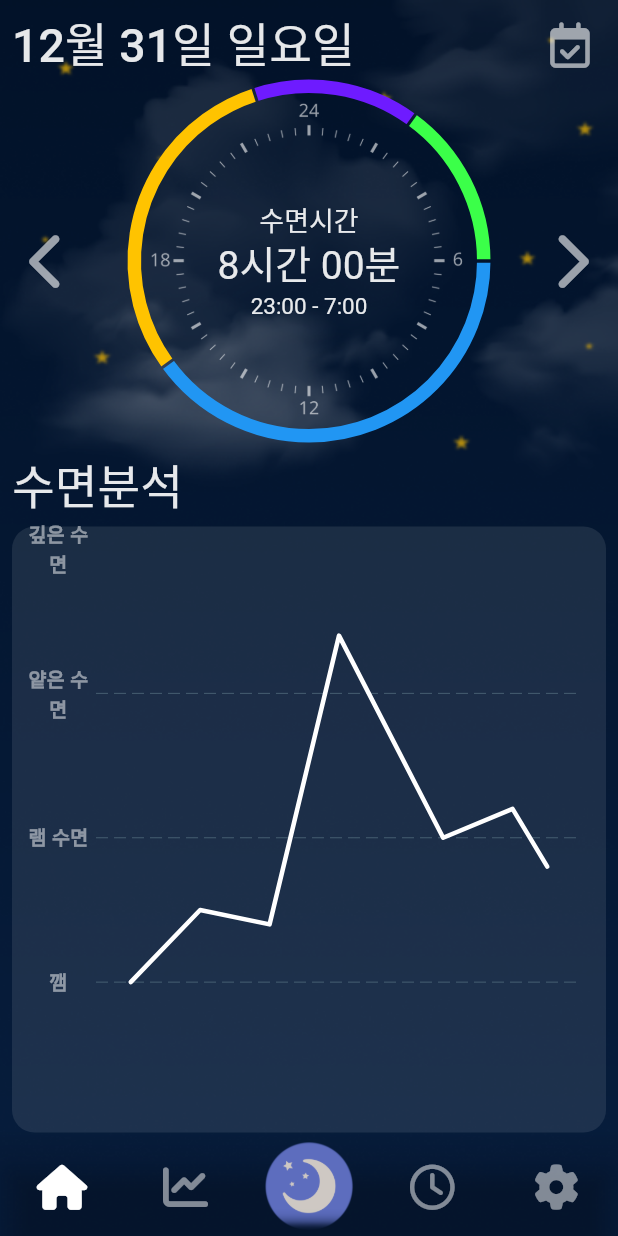
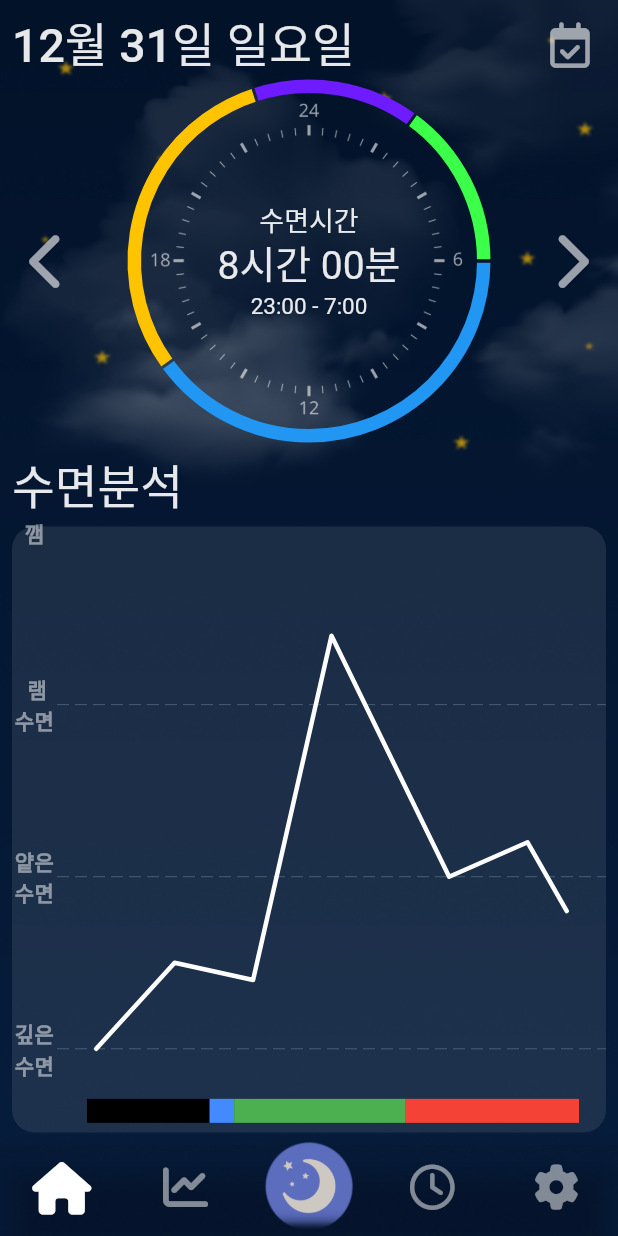
Before and after one commit to sangzai/YOUNGGLE, a Flutter app: the screen it shows after launch, on a phone screen of 412 x 824 dp. Run offline on Flutter 3.47's test engine with Material 3 defaults, Android fonts, the phone set to English and light mode, and no system bars; drawn by our look-alikes of fl_chart; our stand-ins replace font_awesome_flutter, get; Roboto replaces fonts that are missing (Pretendard); project files that could hold a hidden picture were left out.

Commit message:
홈 화면 라인차트 구성 중 2

```diff
--- /dev/null
+++ b/apill_app/lib/screen/homepage/barchart_practice.dart
@@ -0,0 +1,63 @@
+import 'package:flutter/material.dart';
+
+class HorizontalBarChart extends StatelessWidget {
+  const HorizontalBarChart({Key? key}) : super(key: key);
+
+  @override
+  Widget build(BuildContext context) {
+    List<Map<String, dynamic>> chartData = [
+      {
+        "units": 50,
+        "color": Colors.black,
+      },
+      {
+        "units": 10,
+        "color": Colors.blueAccent,
+      },
+      {
+        "units": 70,
+        "color": Colors.green,
+      },
+      {
+        "units": 100,
+        "color": Colors.red,
+      },
+    ];
+    double maxWidth = MediaQuery.of(context).size.width - 36;
+    var totalUnitNum = 0;
+    for (int i = 0; i < chartData.length; i++) {
+      totalUnitNum = totalUnitNum + int.parse(chartData[i]["units"].toString());
+    }
+
+    return Padding(
+      padding: const EdgeInsets.symmetric(horizontal: 18.0),
+      child: ClipRRect(
+        child: Row(
+          children: [
+            for (int i = 0; i < chartData.length; i++)
+              i == chartData.length - 1
+                  ? Expanded(
+                child: SizedBox(
+                  height: 16,
+                  child: ColoredBox(
+                    color: chartData[i]["color"],
+                  ),
+                ),
+              )
+                  : Row(
+                children: [
+                  SizedBox(
+                    width: chartData[i]["units"] / totalUnitNum * maxWidth,
+                    height: 16,
+                    child: ColoredBox(
+                      color: chartData[i]["color"],
+                    ),
+                  ),
+                ],
+              )
+          ],
+        ),
+      ),
+    );
+  }
+}
--- a/apill_app/lib/screen/homepage/home_linechart.dart
+++ b/apill_app/lib/screen/homepage/home_linechart.dart
@@ -8,13 +8,7 @@ class HomeLineChart extends StatelessWidget {
   @override
   Widget build(BuildContext context) {
 
-    return AspectRatio(
-      // 자식 위젯의 가로 세로 비율
-      aspectRatio: 3,
-      child: Expanded(
-        child: Padding(
-          padding: const EdgeInsets.only(right: 16, left: 6),
-          child: LineChart(
+    return LineChart(
       LineChartData(
         // 선 클릭시 설정
         lineTouchData: lineTouchData,
@@ -29,13 +23,10 @@ class HomeLineChart extends StatelessWidget {
         minX: 0,
         maxX: 14,
         maxY: 4,
-              minY: 0,
+        minY: 0.8,
 
       ),
 
-          ),
-        ),
-      ),
     );
   }// 빌더 끝
   LineTouchData get lineTouchData => LineTouchData(
@@ -95,28 +86,28 @@ class HomeLineChart extends StatelessWidget {
     // 제목간 간격
     interval: 1,
     // 제목과 차트 간격
-    reservedSize: 50,
+    reservedSize: 30,
   );
 
   // TODO : 좌측 차트에 나오는 정보
   Widget leftTitleWidgets(double value, TitleMeta meta) {
     const style = TextStyle(
       fontWeight: FontWeight.bold,
-      fontSize: 13,
+      fontSize: 14,
     );
     String text;
     switch (value.toInt()) {
       case 1:
-        text = '깸';
+        text = '깊은 수면';
         break;
       case 2:
-        text = '램 수면';
+        text = '얕은 수면';
         break;
       case 3:
-        text = '얕은 수면';
+        text = ' 램 수면';
         break;
       case 4:
-        text = '깊은 수면';
+        text = '깸';
         break;
       default:
         return Container();
--- a/apill_app/lib/screen/homepage/home_page.dart
+++ b/apill_app/lib/screen/homepage/home_page.dart
@@ -1,5 +1,6 @@
 import 'package:flutter/material.dart';
 import 'package:font_awesome_flutter/font_awesome_flutter.dart';
+import 'package:mainproject_apill/screen/homepage/barchart_practice.dart';
 import 'package:mainproject_apill/screen/homepage/home_linechart.dart';
 import 'package:mainproject_apill/screen/homepage/home_piechart.dart';
 
@@ -113,10 +114,24 @@ class HomePage extends StatelessWidget {
                   // TODO 그래프 구현 2
                   child: Column(
                     children: [
-                      Expanded(child: Padding(
-                        padding: const EdgeInsets.only(top: 15,bottom: 4,),
-                        child: HomeLineChart(),
+                      Expanded(flex: 13,child: Padding(
+                        padding: const EdgeInsets.symmetric(vertical: 4),
+                        child: Container(color: Colors.transparent,child: HomeLineChart()),
                       )),
+                      Expanded(flex: 1,child: Padding(
+                        padding: const EdgeInsets.symmetric(vertical: 4),
+                        child: Container(color: Colors.transparent,
+                            child: Padding(
+                              // TODO 그래프끼리 길이 맞춰줘야함
+                              padding: const EdgeInsets.only(left: 32),
+                              child: HorizontalBarChart(),
+                            )),
+                      )),
+                      Row(
+                        children: [
+
+                        ],
+                      )
 
                     ],
                   ),
--- a/apill_app/lib/screen/my_app_page.dart
+++ b/apill_app/lib/screen/my_app_page.dart
@@ -63,23 +63,28 @@ class _MyAppPageState extends State<MyAppPage> {
               unselectedFontSize: 0,
               items: [
                 BottomNavigationBarItem(
-                    icon: FaIcon(FontAwesomeIcons.house),
+                    icon: FaIcon(FontAwesomeIcons.house,
+                      size: _selectedIndex == 0 ? 35 : 30),
                     label: '•'
                 ),
                 BottomNavigationBarItem(
-                    icon: FaIcon(FontAwesomeIcons.chartLine),
+                    icon: FaIcon(FontAwesomeIcons.chartLine,
+                      size: _selectedIndex == 1 ? 35 : 30),
                     label: '•'
                 ),
                 BottomNavigationBarItem(
-                    icon: Image.asset('assets/image/MoonBG.png',width: 60),
+                    icon: Image.asset('assets/image/MoonBG.png',
+                        width: _selectedIndex == 2 ? 65 : 60),
                     label: '•'
                 ),
                 BottomNavigationBarItem(
-                    icon: FaIcon(FontAwesomeIcons.clock),
+                    icon: FaIcon(FontAwesomeIcons.clock,
+                      size: _selectedIndex == 3 ? 35 : 30),
                     label: '•'
                 ),
                 BottomNavigationBarItem(
-                    icon: FaIcon(FontAwesomeIcons.gear),
+                    icon: FaIcon(FontAwesomeIcons.gear,
+                      size: _selectedIndex == 4 ? 35 : 30),
                     label: '•'
                 ),
               ]),
```
Lines whose indentation alone changed are shown as unchanged.
